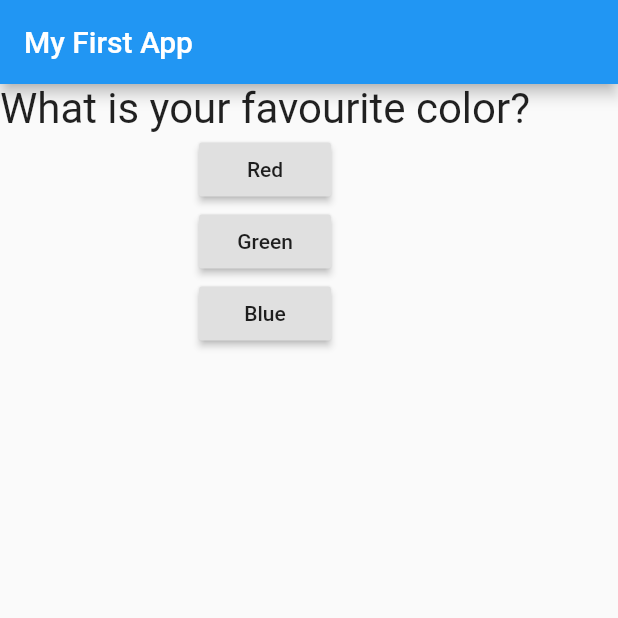
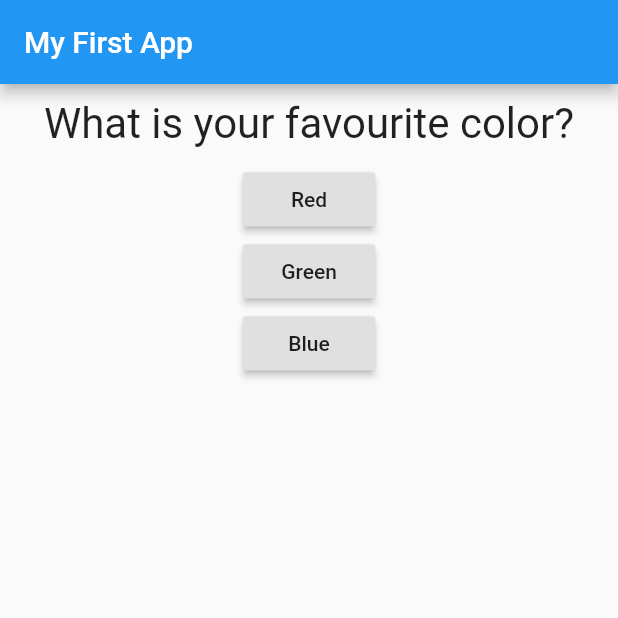
Before and after one commit to fmniloyuk/FlutterQuiz, a Flutter app: the screen it shows after launch, on a phone screen of 412 x 824 dp, the top half of it. Run offline on Flutter 3.47's test engine with Material 2 defaults, Android fonts, the phone set to English and light mode, and no system bars.

Commit message:
container added

```diff
--- a/lib/question.dart
+++ b/lib/question.dart
@@ -8,10 +8,14 @@ class Question extends StatelessWidget {
 
   @override
   Widget build(BuildContext context) {
-    return Text(
-      questionText,
-      style: TextStyle(fontSize: 28),
-      textAlign: TextAlign.center,
+    return Container(
+      width: double.infinity,
+      margin: EdgeInsets.all(10),
+      child: Text(
+        questionText,
+        style: TextStyle(fontSize: 28),
+        textAlign: TextAlign.center,
+      ),
     );
   }
 }
```
